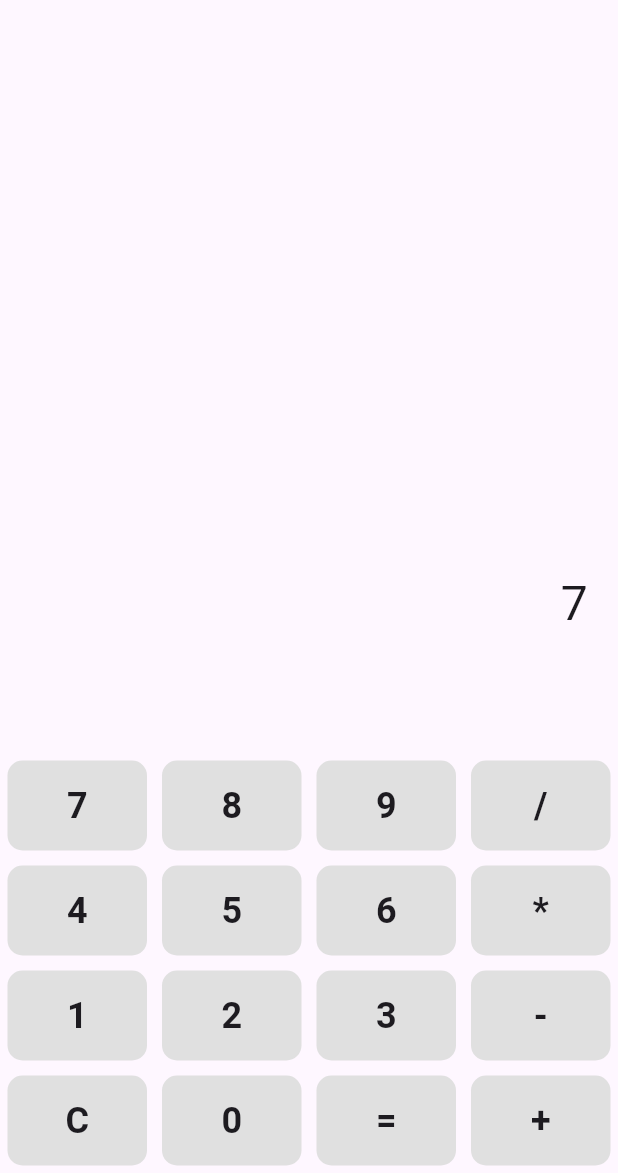
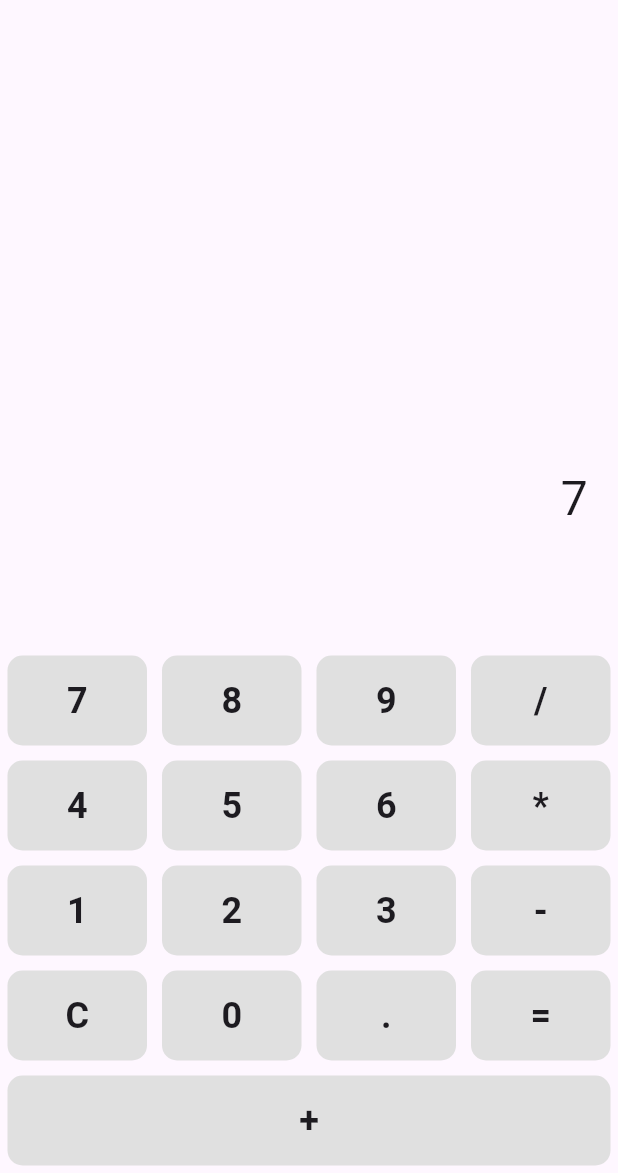
Before and after one commit to BhavyaSontineni/Homework2, a Flutter app: the screen it shows after launch, after a tap on an icon or button, on a phone screen of 412 x 824 dp, the part 63-1236 px from its top. Run offline on Flutter 3.47's test engine with Material 3 defaults, Android fonts, the phone set to English and light mode, and no system bars; our stand-ins replace math_expressions.

```diff
--- a/calculator_app/lib/main.dart
+++ b/calculator_app/lib/main.dart
@@ -35,23 +35,34 @@ class _CalculatorScreenState extends State<CalculatorScreen> {
       } else if (value == 'C') {
         input = '';
         result = '';
+      } else if (value == '.') {
+        // Prevent multiple decimals in a single number
+        if (_canAddDecimal()) {
+          input += value;
+        }
       } else {
         input += value;
       }
     });
   }
 
+  bool _canAddDecimal() {
+    // Split by operators and check the last number for an existing decimal point
+    List<String> parts = input.split(RegExp(r'[\+\-\*/]'));
+    String lastPart = parts.isNotEmpty ? parts.last : '';
+
+    return !lastPart.contains('.');
+  }
+
   String _calculateResult(String input) {
     try {
-      // Check for division by zero
-      if (input.contains('/0')) {
-        return 'Cannot divide by zero';
-      }
+      if (input.contains('/0')) return 'Cannot divide by zero';
 
       Parser p = Parser();
       Expression exp = p.parse(input);
       ContextModel cm = ContextModel();
       double eval = exp.evaluate(EvaluationType.REAL, cm);
+
       return eval.toString();
     } catch (e) {
       return 'Error';
@@ -105,7 +116,8 @@ class _CalculatorScreenState extends State<CalculatorScreen> {
               ['7', '8', '9', '/'],
               ['4', '5', '6', '*'],
               ['1', '2', '3', '-'],
-              ['C', '0', '=', '+'],
+              ['C', '0', '.', '='], // Added "." button
+              ['+',] // Separate row for "+" to align layout
             ].map((row) {
               return Row(
                 mainAxisAlignment: MainAxisAlignment.spaceEvenly,
```
